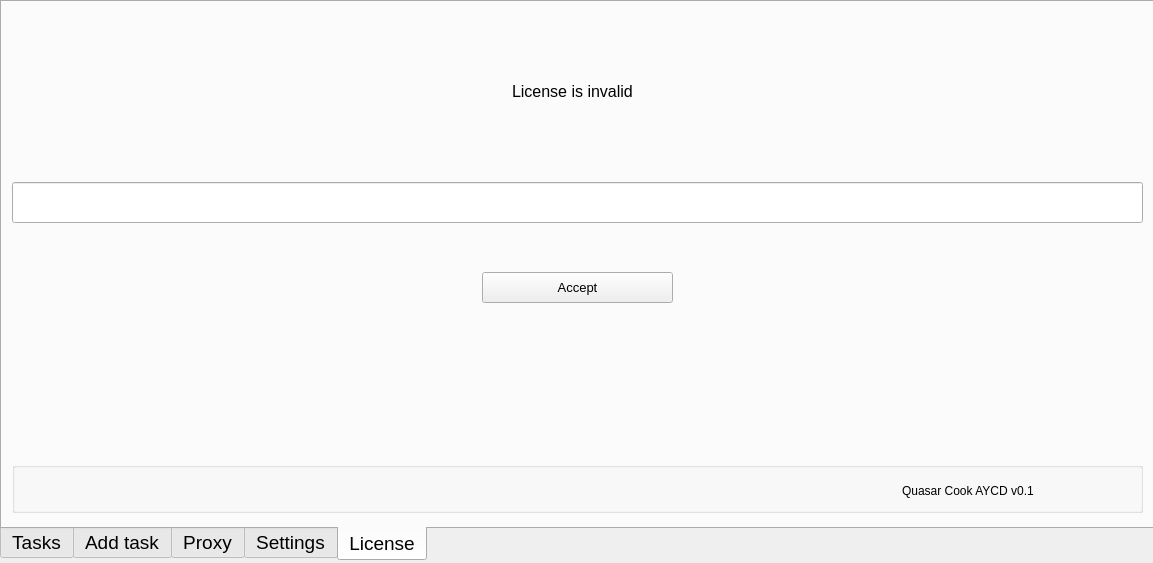
hisoyem/oneclick, file gui.ui: the form before one commit.
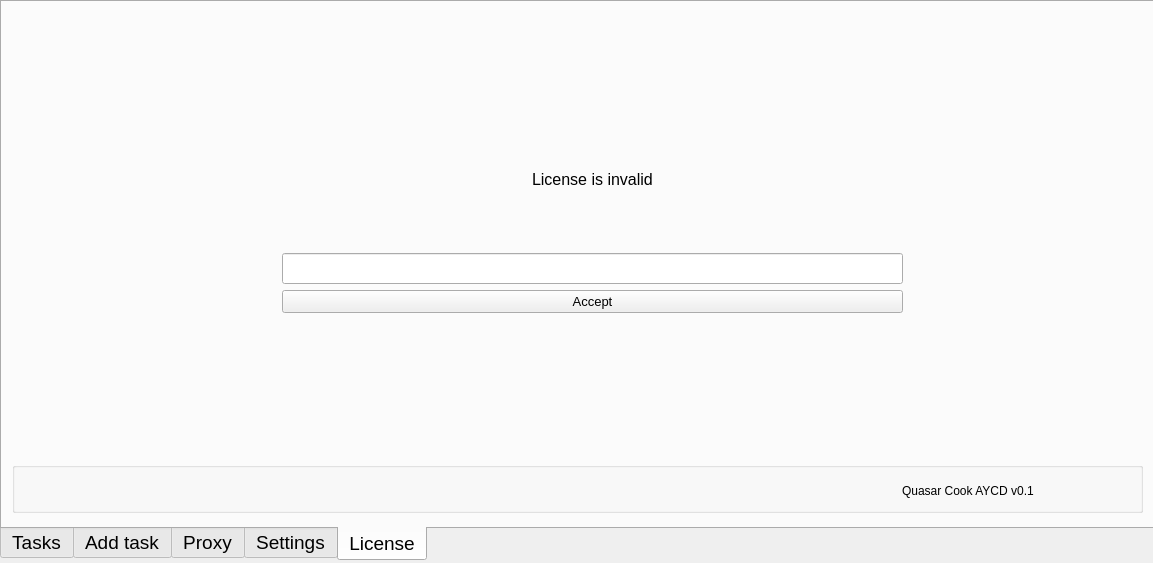
The form after the commit. Icons and pictures are not drawn.

Commit message: адекватный вывод не в одну строку1

```diff
--- a/gui.ui
+++ b/gui.ui
@@ -490,58 +490,6 @@
      <attribute name="title">
       <string>License</string>
      </attribute>
-     <widget class="QLabel" name="label_3">
-      <property name="geometry">
-       <rect>
-        <x>510</x>
-        <y>80</y>
-        <width>141</width>
-        <height>19</height>
-       </rect>
-      </property>
-      <property name="font">
-       <font>
-        <pointsize>12</pointsize>
-        <underline>false</underline>
-        <strikeout>false</strikeout>
-        <kerning>true</kerning>
-       </font>
-      </property>
-      <property name="text">
-       <string>License is invalid</string>
-      </property>
-     </widget>
-     <widget class="QLineEdit" name="lineEdit_3">
-      <property name="geometry">
-       <rect>
-        <x>10</x>
-        <y>180</y>
-        <width>1131</width>
-        <height>41</height>
-       </rect>
-      </property>
-     </widget>
-     <widget class="QPushButton" name="pushButton_2">
-      <property name="geometry">
-       <rect>
-        <x>480</x>
-        <y>270</y>
-        <width>191</width>
-        <height>31</height>
-       </rect>
-      </property>
-      <property name="font">
-       <font>
-        <pointsize>10</pointsize>
-        <underline>false</underline>
-        <strikeout>false</strikeout>
-        <kerning>true</kerning>
-       </font>
-      </property>
-      <property name="text">
-       <string>Accept</string>
-      </property>
-     </widget>
      <widget class="QGroupBox" name="groupBox">
       <property name="geometry">
        <rect>
@@ -601,6 +549,81 @@
        </property>
       </widget>
      </widget>
+        <widget class="QWidget" name="verticalLayoutWidget">
+            <property name="geometry">
+                <rect>
+                    <x>280</x>
+                    <y>110</y>
+                    <width>621</width>
+                    <height>201</height>
+                </rect>
+            </property>
+            <layout class="QVBoxLayout" name="verticalLayout">
+                <item>
+                    <layout class="QHBoxLayout" name="horizontalLayout">
+                        <item>
+                            <spacer name="horizontalSpacer">
+                                <property name="orientation">
+                                    <enum>Qt::Horizontal</enum>
+                                </property>
+                                <property name="sizeHint" stdset="0">
+                                    <size>
+                                        <width>40</width>
+                                        <height>20</height>
+                                    </size>
+                                </property>
+                            </spacer>
+                        </item>
+                        <item>
+                            <widget class="QLabel" name="label_3">
+                                <property name="font">
+                                    <font>
+                                        <pointsize>12</pointsize>
+                                        <underline>false</underline>
+                                        <strikeout>false</strikeout>
+                                        <kerning>true</kerning>
+                                    </font>
+                                </property>
+                                <property name="text">
+                                    <string>License is invalid</string>
+                                </property>
+                            </widget>
+                        </item>
+                        <item>
+                            <spacer name="horizontalSpacer_2">
+                                <property name="orientation">
+                                    <enum>Qt::Horizontal</enum>
+                                </property>
+                                <property name="sizeHint" stdset="0">
+                                    <size>
+                                        <width>40</width>
+                                        <height>20</height>
+                                    </size>
+                                </property>
+                            </spacer>
+                        </item>
+                    </layout>
+                </item>
+                <item>
+                    <widget class="QLineEdit" name="lineEdit_3"/>
+                </item>
+                <item>
+                    <widget class="QPushButton" name="pushButton_2">
+                        <property name="font">
+                            <font>
+                                <pointsize>10</pointsize>
+                                <underline>false</underline>
+                                <strikeout>false</strikeout>
+                                <kerning>true</kerning>
+                            </font>
+                        </property>
+                        <property name="text">
+                            <string>Accept</string>
+                        </property>
+                    </widget>
+                </item>
+            </layout>
+        </widget>
     </widget>
    </widget>
   </widget>
```
Left out of the diff: 13 changed lines with no effect on the pictures. Lines whose indentation alone changed are shown as unchanged. The commit also changes 2 other files.
